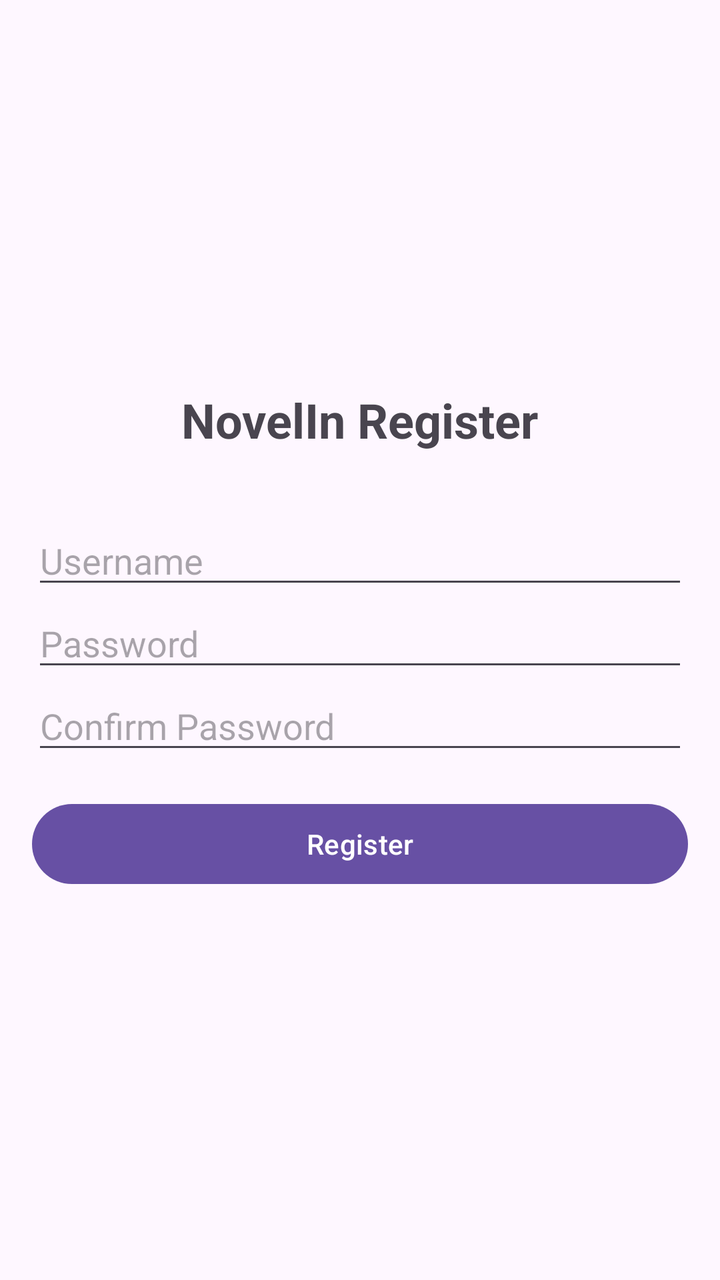
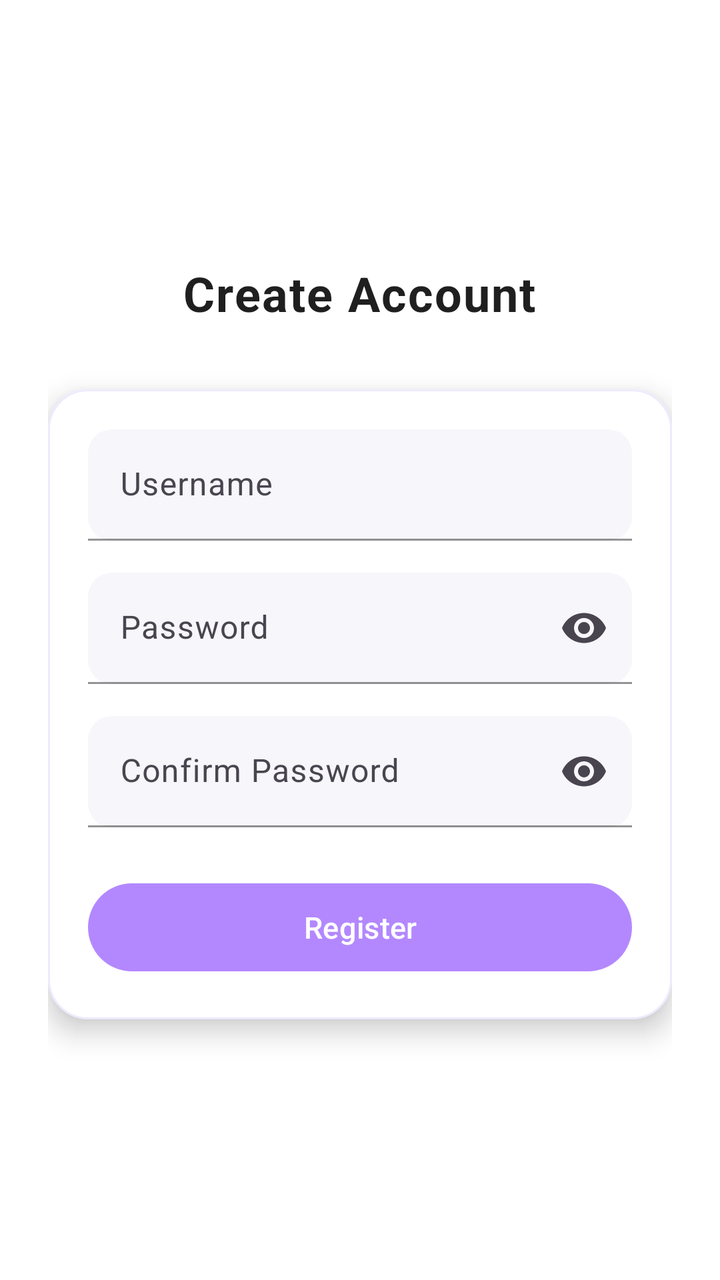

Two renders of the same Android screen: before a commit and after it. Below are the layout's source before the change and the commit's diff.
<!-- AndroidManifest.xml: application theme Theme.NovelIn -->
<!-- res/layout/activity_register.xml -->
<?xml version="1.0" encoding="utf-8"?>
<LinearLayout xmlns:android="http://schemas.android.com/apk/res/android"
    android:layout_width="match_parent"
    android:layout_height="match_parent"
    android:orientation="vertical"
    android:padding="16dp"
    android:gravity="center">

    <TextView
        android:layout_width="wrap_content"
        android:layout_height="wrap_content"
        android:text="NovelIn Register"
        android:textSize="24sp"
        android:textStyle="bold"
        android:layout_marginBottom="32dp"/>

    <EditText
        android:id="@+id/etUsername"
        android:layout_width="match_parent"
        android:layout_height="wrap_content"
        android:hint="Username" />

    <EditText
        android:id="@+id/etPassword"
        android:layout_width="match_parent"
        android:layout_height="wrap_content"
        android:hint="Password"
        android:inputType="textPassword" />

    <EditText
        android:id="@+id/etConfirmPassword"
        android:layout_width="match_parent"
        android:layout_height="wrap_content"
        android:hint="Confirm Password"
        android:inputType="textPassword" />

    <Button
        android:id="@+id/btnRegister"
        android:layout_width="match_parent"
        android:layout_height="wrap_content"
        android:text="Register"
        android:layout_marginTop="16dp"/>

</LinearLayout>
<!-- resources referenced by this layout -->
<resources>
  <style name="Theme.NovelIn" parent="Base.Theme.NovelIn" />
  <style name="Base.Theme.NovelIn" parent="Theme.Material3.DayNight.NoActionBar">
          
          
      </style>
</resources>

<!-- the commit's change to res/layout/activity_register.xml (unified diff, before → after) -->
@@ -1,44 +1,123 @@
 <?xml version="1.0" encoding="utf-8"?>
-<LinearLayout xmlns:android="http://schemas.android.com/apk/res/android"
+<ScrollView xmlns:android="http://schemas.android.com/apk/res/android"
+    xmlns:app="http://schemas.android.com/apk/res-auto"
     android:layout_width="match_parent"
     android:layout_height="match_parent"
-    android:orientation="vertical"
-    android:padding="16dp"
-    android:gravity="center">
+    android:background="@drawable/bg_soft_purple"
+    android:fillViewport="true">
 
-    <TextView
-        android:layout_width="wrap_content"
-        android:layout_height="wrap_content"
-        android:text="NovelIn Register"
-        android:textSize="24sp"
-        android:textStyle="bold"
-        android:layout_marginBottom="32dp"/>
-
-    <EditText
-        android:id="@+id/etUsername"
+    <LinearLayout
         android:layout_width="match_parent"
         android:layout_height="wrap_content"
-        android:hint="Username" />
+        android:orientation="vertical"
+        android:padding="24dp"
+        android:gravity="center">
 
-    <EditText
-        android:id="@+id/etPassword"
-        android:layout_width="match_parent"
-        android:layout_height="wrap_content"
-        android:hint="Password"
-        android:inputType="textPassword" />
+        
+        <TextView
+            android:layout_width="wrap_content"
+            android:layout_height="wrap_content"
+            android:text="Create Account"
+            android:textSize="24sp"
+            android:textStyle="bold"
+            android:textColor="@color/text_primary"
+            android:letterSpacing="0.03"
+            android:layout_marginBottom="32dp"/>
 
-    <EditText
-        android:id="@+id/etConfirmPassword"
-        android:layout_width="match_parent"
-        android:layout_height="wrap_content"
-        android:hint="Confirm Password"
-        android:inputType="textPassword" />
+        
+        <com.google.android.material.card.MaterialCardView
+            android:layout_width="match_parent"
+            android:layout_height="wrap_content"
+            app:cardCornerRadius="20dp"
+            app:cardElevation="8dp"
+            app:cardBackgroundColor="@color/card_bg"
+            app:strokeColor="#ECEBFF"
+            app:strokeWidth="1dp">
 
-    <Button
-        android:id="@+id/btnRegister"
-        android:layout_width="match_parent"
-        android:layout_height="wrap_content"
-        android:text="Register"
-        android:layout_marginTop="16dp"/>
+            <LinearLayout
+                android:layout_width="match_parent"
+                android:layout_height="wrap_content"
+                android:orientation="vertical"
+                android:padding="20dp">
 
-</LinearLayout>
+                
+                <com.google.android.material.textfield.TextInputLayout
+                    android:layout_width="match_parent"
+                    android:layout_height="wrap_content"
+                    android:hint="Username"
+                    app:boxBackgroundMode="filled"
+                    app:boxBackgroundColor="#F6F6FB"
+                    app:boxCornerRadiusTopStart="12dp"
+                    app:boxCornerRadiusTopEnd="12dp"
+                    app:boxCornerRadiusBottomStart="12dp"
+                    app:boxCornerRadiusBottomEnd="12dp"
+                    app:boxStrokeColor="@color/primary">
+
+                    <com.google.android.material.textfield.TextInputEditText
+                        android:id="@+id/etUsername"
+                        android:layout_width="match_parent"
+                        android:layout_height="wrap_content"/>
+                </com.google.android.material.textfield.TextInputLayout>
+
+                
+                <com.google.android.material.textfield.TextInputLayout
+                    android:layout_width="match_parent"
+                    android:layout_height="wrap_content"
+                    android:layout_marginTop="16dp"
+                    android:hint="Password"
+                    app:endIconMode="password_toggle"
+                    app:boxBackgroundMode="filled"
+                    app:boxBackgroundColor="#F6F6FB"
+                    app:boxCornerRadiusTopStart="12dp"
+                    app:boxCornerRadiusTopEnd="12dp"
+                    app:boxCornerRadiusBottomStart="12dp"
+                    app:boxCornerRadiusBottomEnd="12dp"
+                    app:boxStrokeColor="@color/primary">
+
+                    <com.google.android.material.textfield.TextInputEditText
+                        android:id="@+id/etPassword"
+                        android:layout_width="match_parent"
+                        android:layout_height="wrap_content"
+                        android:inputType="textPassword"/>
+                </com.google.android.material.textfield.TextInputLayout>
+
+                
+                <com.google.android.material.textfield.TextInputLayout
+                    android:layout_width="match_parent"
+                    android:layout_height="wrap_content"
+                    android:layout_marginTop="16dp"
+                    android:hint="Confirm Password"
+                    app:endIconMode="password_toggle"
+                    app:boxBackgroundMode="filled"
+                    app:boxBackgroundColor="#F6F6FB"
+                    app:boxCornerRadiusTopStart="12dp"
+                    app:boxCornerRadiusTopEnd="12dp"
+                    app:boxCornerRadiusBottomStart="12dp"
+                    app:boxCornerRadiusBottomEnd="12dp"
+                    app:boxStrokeColor="@color/primary">
+
+                    <com.google.android.material.textfield.TextInputEditText
+                        android:id="@+id/etConfirmPassword"
+                        android:layout_width="match_parent"
+                        android:layout_height="wrap_content"
+                        android:inputType="textPassword"/>
+                </com.google.android.material.textfield.TextInputLayout>
+
+                
+                <com.google.android.material.button.MaterialButton
+                    android:id="@+id/btnRegister"
+                    android:layout_width="match_parent"
+                    android:layout_height="52dp"
+                    android:layout_marginTop="24dp"
+                    android:text="Register"
+                    android:textAllCaps="false"
+                    android:textSize="15sp"
+                    android:textColor="@android:color/white"
+                    app:backgroundTint="@color/primary"
+                    app:cornerRadius="26dp"/>
+
+            </LinearLayout>
+        </com.google.android.material.card.MaterialCardView>
+
+    </LinearLayout>
+</ScrollView>
<!-- resource entries referenced after the edit -->
@@ -1,9 +1,32 @@
 <!-- resources referenced by this layout -->
 <resources>
-  <style name="Theme.NovelIn" parent="Base.Theme.NovelIn" />
-  <style name="Base.Theme.NovelIn" parent="Theme.Material3.DayNight.NoActionBar">
+  <color name="card_bg">#FFFFFF</color>
+  <color name="primary">#B388FF</color>
+  <color name="text_primary">#1F1F1F</color>
+  <!-- drawable bg_soft_purple (drawable) -->
+  <?xml version="1.0" encoding="utf-8"?>
+  <selector xmlns:android="http://schemas.android.com/apk/res/android">
+      <gradient xmlns:android="http://schemas.android.com/apk/res/android"
+          android:angle="135"
+          android:startColor="#F6F7FB"
+          android:endColor="#EEEFFF"
+          android:type="linear"/>
+  </selector>
+  <style name="Theme.NovelIn" parent="Theme.Material3.DayNight.NoActionBar">
+  
           
+          <item name="colorPrimary">#A970FF</item>
+          <item name="colorSecondary">#C8A2FF</item>
+  
           
+          <item name="android:windowBackground">#FFFFFF</item>
+  
+          
+          <item name="android:statusBarColor">#FFFFFF</item>
+  
+          
+          <item name="android:navigationBarColor">#FFFFFF</item>
+  
       </style>
 </resources>
 
